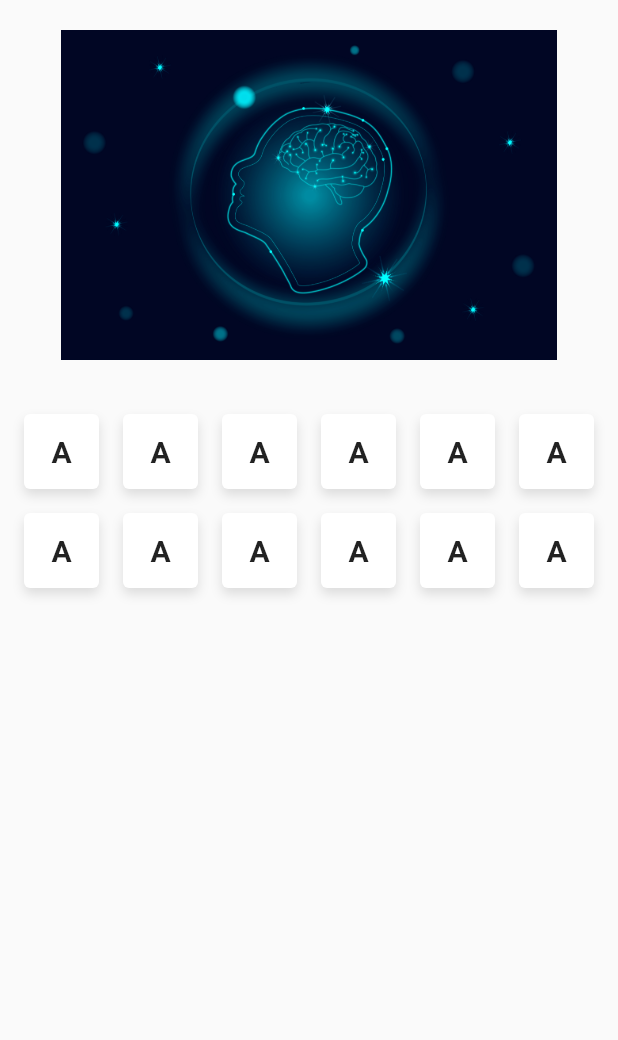
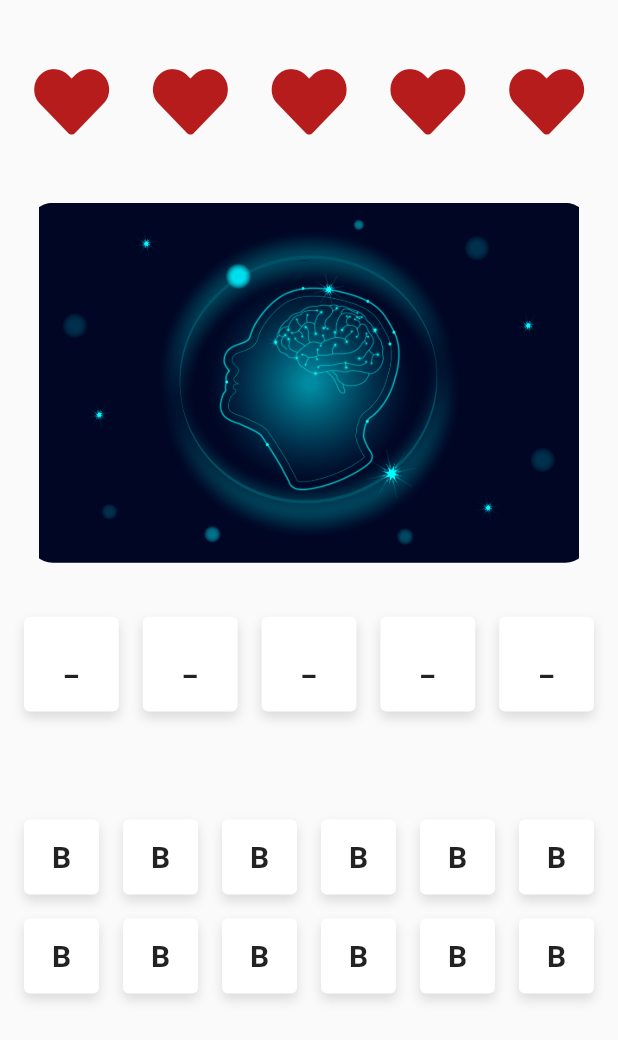
Before and after one commit to Root-101/citmatel_strawberry_hangman, a Flutter app: the screen it shows after launch, on a phone screen of 412 x 824 dp. Shown: the top 1040 px of the screen. Run offline on Flutter 3.47's test engine with Material 2 defaults, Android fonts, the phone set to English and light mode, and no system bars; drawn by our look-alikes of flutter_fadein, photo_view; our stand-ins replace flutter_staggered_animations, font_awesome_flutter, get, page_view_indicators; missing offline and left inert: clean_core.

Commit message:
HangManSubLevelScreen: +buildListOfHearts +buildWord +buildKeyBoard

```diff
--- a/lib/src/ui/f_widget/sublevel/hangman_sublevel_screen.dart
+++ b/lib/src/ui/f_widget/sublevel/hangman_sublevel_screen.dart
@@ -2,6 +2,7 @@ import 'package:citmatel_strawberry_hangman/hangman_exporter.dart';
 import 'package:flutter/material.dart';
 import 'package:flutter_fadein/flutter_fadein.dart';
 import 'package:flutter_staggered_animations/flutter_staggered_animations.dart';
+import 'package:font_awesome_flutter/font_awesome_flutter.dart';
 import 'package:get/get.dart';
 import 'package:photo_view/photo_view.dart';
 
@@ -9,7 +10,6 @@ import 'package:photo_view/photo_view.dart';
 class HangManSubLevelScreen extends GetView<HangManSubLevelController> {
   static const ROUTE_NAME = "/hangman-sublevel-screen";
 
-  final int cantOfColumns = 6;
   HangManSubLevelScreen({
     required HangManSubLevelDomain subLevelDomain,
   }) : super() {
@@ -28,8 +28,12 @@ class HangManSubLevelScreen extends GetView<HangManSubLevelController> {
           return SafeArea(
             child: Column(
               children: [
+                SizedBox(height: 20),
+                _buildListOfHearts(5),
                 _buildImageCard(),
-                _animatedGridView(),
+                _buildWord(5, "_"),
+                SizedBox(height: 40),
+                _buildKeyBoard(6, 12, "B")
               ],
             ),
           );
@@ -38,7 +42,35 @@ class HangManSubLevelScreen extends GetView<HangManSubLevelController> {
     );
   }
 
-  _animatedGridView() {
+  _buildKeyBoard(int cantOfColumns, int amountOfLetters, String text) {
+    return _animatedGridView(
+      cantOfColumns,
+      amountOfLetters,
+      _emptyCard(text),
+    );
+  }
+
+  _buildWord(int amountOfLetters, String text) {
+    return _animatedGridView(
+      amountOfLetters,
+      amountOfLetters,
+      _emptyCard(text),
+    );
+  }
+
+  _buildListOfHearts(int cantOfHearts) {
+    return _animatedGridView(
+      cantOfHearts,
+      cantOfHearts,
+      Icon(
+        FontAwesomeIcons.solidHeart,
+        color: Colors.red.shade900,
+        size: 50,
+      ),
+    );
+  }
+
+  _animatedGridView(int cantOfColumns, int listOfItems, Widget child) {
     return AnimationLimiter(
       child: GridView.count(
         childAspectRatio: 1.0,
@@ -47,7 +79,7 @@ class HangManSubLevelScreen extends GetView<HangManSubLevelController> {
         shrinkWrap: true, //With this GridView only occupies the space it needs
         physics: NeverScrollableScrollPhysics(), //No scroll needed
         children: List.generate(
-          12,
+          listOfItems,
           (int index) {
             return AnimationConfiguration.staggeredGrid(
               columnCount: cantOfColumns,
@@ -56,7 +88,7 @@ class HangManSubLevelScreen extends GetView<HangManSubLevelController> {
               child: ScaleAnimation(
                 scale: 0.5,
                 child: FadeInAnimation(
-                  child: _emptyCard("A"),
+                  child: child,
                 ),
               ),
             );
@@ -97,7 +129,7 @@ class HangManSubLevelScreen extends GetView<HangManSubLevelController> {
         vertical: 20.0,
         horizontal: 20.0,
       ),
-      height: 220.0,
+      height: 240.0,
       child: ClipRRect(
         // For the rounded corners
         borderRadius: BorderRadius.all(Radius.circular(15)),
@@ -109,16 +141,16 @@ class HangManSubLevelScreen extends GetView<HangManSubLevelController> {
 //Fade the entrnace of the image
   _fadeImage() {
     return FadeIn(
-      child: _animateImage(),
+      child: _animateImage("assets/icons/brain_in_blue.jpg"),
       duration: Duration(milliseconds: 4000),
       curve: Curves.easeInOutCirc,
     );
   }
 
   //Addind gestures to the image
-  _animateImage() {
+  _animateImage(String imageUrl) {
     return PhotoView(
-      imageProvider: const AssetImage("assets/icons/brain_in_blue.jpg"),
+      imageProvider: AssetImage(imageUrl),
       maxScale: PhotoViewComputedScale.covered * 2.0,
       minScale: PhotoViewComputedScale.contained * 0.8,
       initialScale: PhotoViewComputedScale.covered,
```
